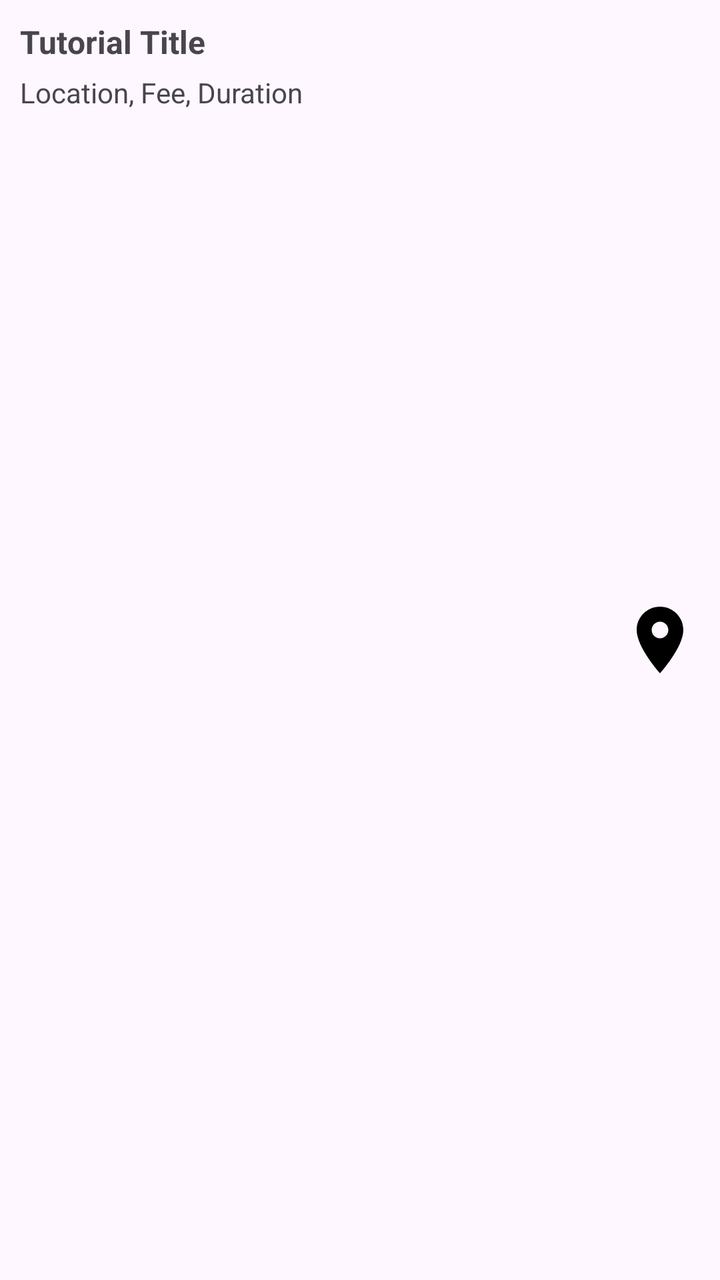
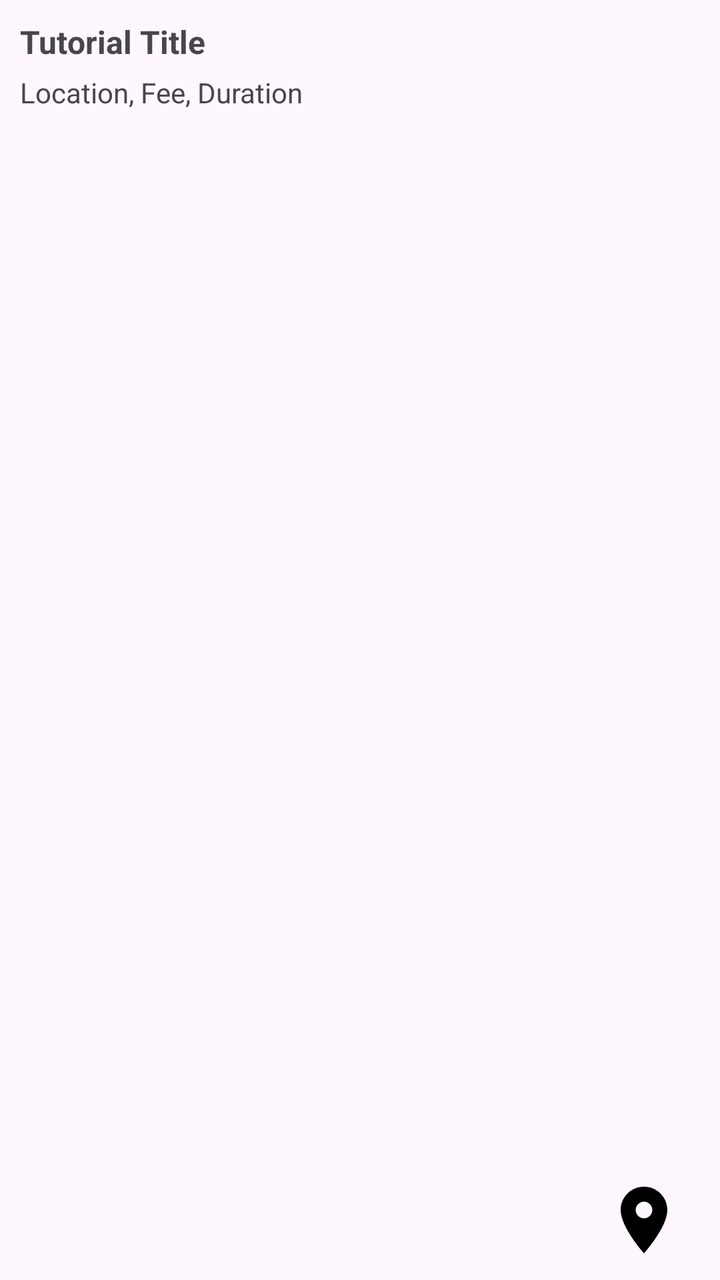

Compare the two renders of this Android layout. The source of the first and the diff that turns it into the second are given below.
<!-- AndroidManifest.xml: application theme Theme.Csci3130Group1 -->
<!-- res/layout/item_tutorial.xml -->
<?xml version="1.0" encoding="utf-8"?>
<androidx.constraintlayout.widget.ConstraintLayout
    xmlns:android="http://schemas.android.com/apk/res/android"
    xmlns:app="http://schemas.android.com/apk/res-auto"
    android:layout_width="match_parent"
    android:layout_height="wrap_content"
    android:padding="10dp">

    
    <TextView
        android:id="@+id/tutorialTitle"
        android:layout_width="0dp"
        android:layout_height="wrap_content"
        android:text="Tutorial Title"
        android:textSize="16sp"
        android:textStyle="bold"
        app:layout_constraintStart_toStartOf="parent"
        app:layout_constraintTop_toTopOf="parent"
        app:layout_constraintEnd_toStartOf="@id/mapIcon"
        android:layout_marginEnd="10dp"/>

    
    <TextView
        android:id="@+id/tutorialDetails"
        android:layout_width="0dp"
        android:layout_height="wrap_content"
        android:text="Location, Fee, Duration"
        android:textSize="14sp"
        app:layout_constraintStart_toStartOf="parent"
        app:layout_constraintTop_toBottomOf="@id/tutorialTitle"
        app:layout_constraintEnd_toStartOf="@id/mapIcon"
        android:layout_marginEnd="10dp"
        android:layout_marginTop="5dp"/>

    
    <ImageView
        android:id="@+id/mapIcon"
        android:layout_width="40dp"
        android:layout_height="40dp"
        android:src="@drawable/ic_map"
        android:contentDescription="Google Maps Icon"
        app:layout_constraintEnd_toEndOf="parent"
        app:layout_constraintTop_toTopOf="parent"
        app:layout_constraintBottom_toBottomOf="parent"/>

</androidx.constraintlayout.widget.ConstraintLayout>
<!-- resources referenced by this layout -->
<resources>
  <!-- drawable ic_map (drawable) -->
  <vector xmlns:android="http://schemas.android.com/apk/res/android" android:height="24dp" android:tint="#000000" android:viewportHeight="24" android:viewportWidth="24" android:width="24dp">
  
      <path android:fillColor="@android:color/white" android:pathData="M12,2C8.13,2 5,5.13 5,9c0,5.25 7,13 7,13s7,-7.75 7,-13c0,-3.87 -3.13,-7 -7,-7zM12,11.5c-1.38,0 -2.5,-1.12 -2.5,-2.5s1.12,-2.5 2.5,-2.5 2.5,1.12 2.5,2.5 -1.12,2.5 -2.5,2.5z"/>
  
  </vector>
  <style name="Theme.Csci3130Group1" parent="Base.Theme.Csci3130Group1" />
  <style name="Base.Theme.Csci3130Group1" parent="Theme.Material3.DayNight.NoActionBar">
          
          
      </style>
</resources>

<!-- the commit's change to res/layout/item_tutorial.xml (unified diff, before → after) -->
@@ -37,10 +37,12 @@
         android:id="@+id/mapIcon"
         android:layout_width="40dp"
         android:layout_height="40dp"
+        android:layout_marginEnd="8dp"
+        android:contentDescription="Google Maps Icon"
         android:src="@drawable/ic_map"
-        android:contentDescription="Google Maps Icon"
+        app:layout_constraintBottom_toBottomOf="parent"
         app:layout_constraintEnd_toEndOf="parent"
         app:layout_constraintTop_toTopOf="parent"
-        app:layout_constraintBottom_toBottomOf="parent"/>
+        app:layout_constraintVertical_bias="1.0" />
 
 </androidx.constraintlayout.widget.ConstraintLayout>
